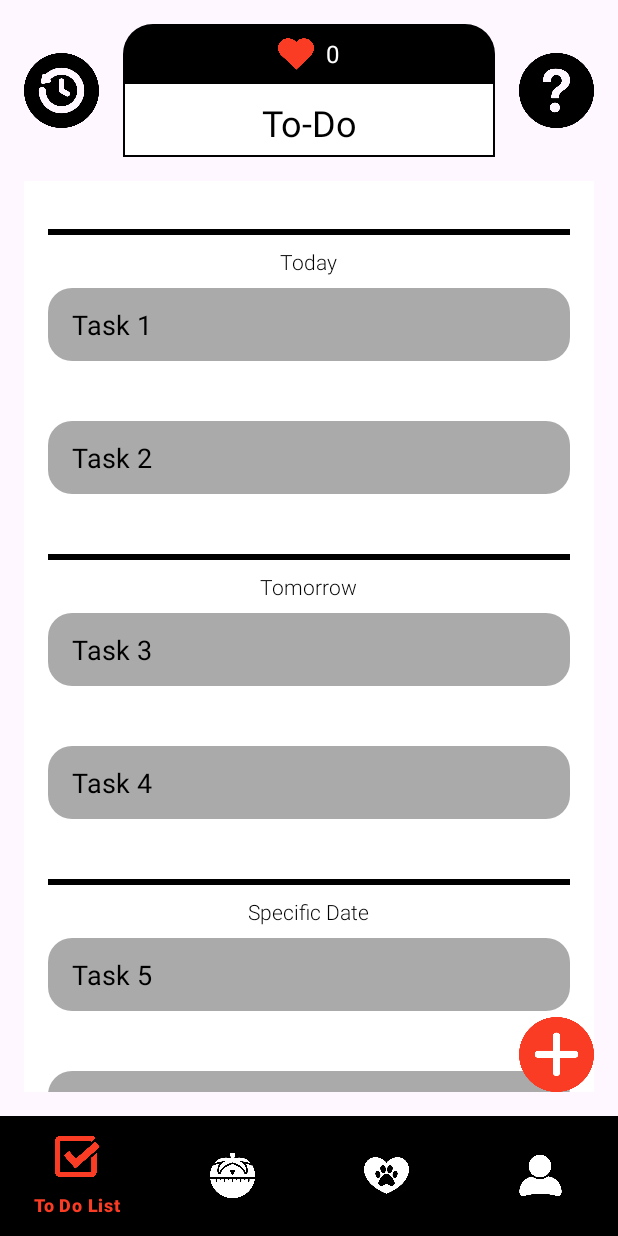
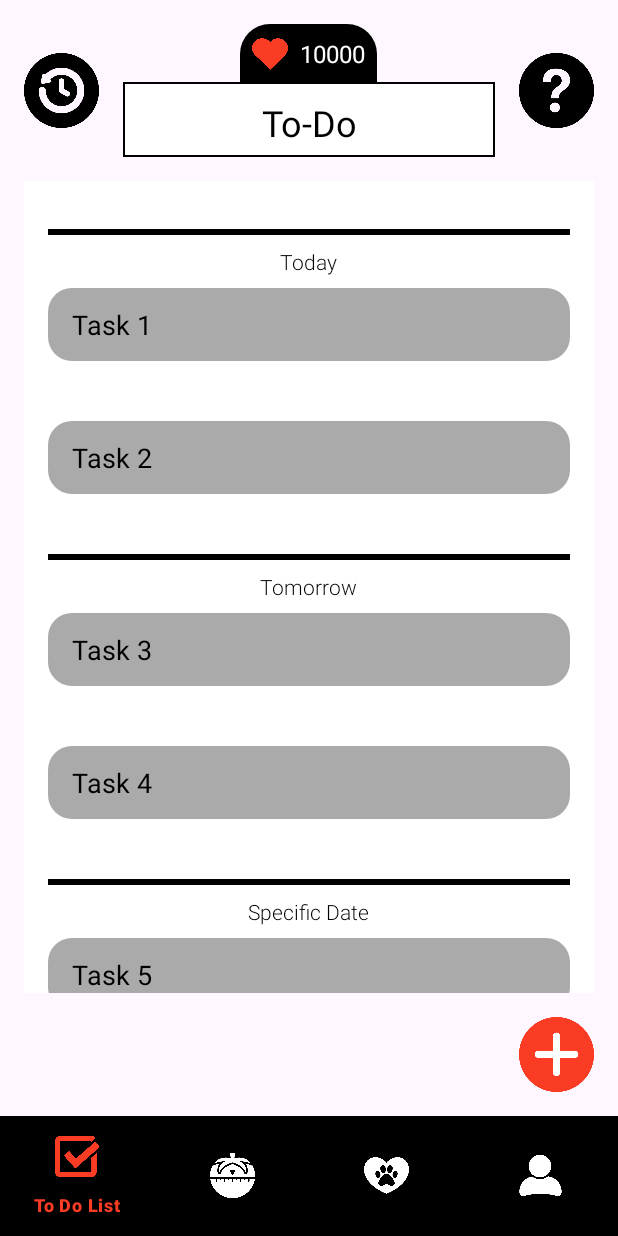
Before and after one commit to Zikamirichi/To-Dororo, an Android app: the screen it shows after launch (MainActivity), on a phone screen of 412 x 824 dp. Run offline under Robolectric (Android 15) with nearby library versions, the phone set to English and light mode, and no system bars; Roboto replaces fonts that are not available here.

Commit message:
To-Do list page header updated

```diff
--- a/app/src/main/res/layout/fragment_to_do_list.xml
+++ b/app/src/main/res/layout/fragment_to_do_list.xml
@@ -1,5 +1,7 @@
 <?xml version="1.0" encoding="utf-8"?>
-<RelativeLayout xmlns:android="http://schemas.android.com/apk/res/android"
+<androidx.constraintlayout.widget.ConstraintLayout
+    xmlns:android="http://schemas.android.com/apk/res/android"
+    xmlns:app="http://schemas.android.com/apk/res-auto"
     xmlns:tools="http://schemas.android.com/tools"
     android:layout_width="match_parent"
     android:layout_height="match_parent"
@@ -8,10 +10,13 @@
     <!-- Container for main content -->
     <LinearLayout
         android:id="@+id/content_container"
-        android:layout_width="match_parent"
+        android:layout_width="0dp"
         android:layout_height="wrap_content"
         android:orientation="vertical"
-        android:padding="16dp">
+        android:padding="16dp"
+        app:layout_constraintTop_toTopOf="parent"
+        app:layout_constraintStart_toStartOf="parent"
+        app:layout_constraintEnd_toEndOf="parent">
 
         <!-- Content of your ToDo list -->
         <LinearLayout
@@ -37,13 +42,12 @@
                 android:layout_width="0dp"
                 android:layout_height="wrap_content"
                 android:layout_weight="1"
-                android:layout_gravity="center_vertical"
                 android:orientation="vertical"
                 android:gravity="center_horizontal">
 
                 <!-- Black box with heart icon and count -->
                 <LinearLayout
-                    android:layout_width="match_parent"
+                    android:layout_width="wrap_content"
                     android:layout_height="wrap_content"
                     android:orientation="horizontal"
                     android:background="@drawable/rounded_black_background"
@@ -63,25 +67,29 @@
                         android:id="@+id/heart_count"
                         android:layout_width="wrap_content"
                         android:layout_height="wrap_content"
-                        android:text="0"
+                        android:text="10000"
                         android:textSize="16sp"
                         android:textColor="@android:color/white"
                         android:layout_marginStart="8dp" />
                 </LinearLayout>
 
                 <!-- Main box with title -->
-                <FrameLayout
+                <LinearLayout
                     android:layout_width="match_parent"
                     android:layout_height="50dp"
                     android:padding="1dp"
-                    android:background="@drawable/rounded_white_background">
+                    android:background="@drawable/rounded_white_background"
+                    android:orientation="vertical"
+                    android:gravity="center">
 
-                    <FrameLayout
+                    <LinearLayout
                         android:layout_width="match_parent"
                         android:layout_height="match_parent"
                         android:layout_margin="1dp"
                         android:background="@android:color/white"
-                        android:padding="8dp">
+                        android:padding="8dp"
+                        android:orientation="vertical"
+                        android:gravity="center">
 
                         <TextView
                             android:layout_width="match_parent"
@@ -91,8 +99,8 @@
                             android:fontFamily="sans-serif"
                             android:gravity="center"
                             android:textColor="@android:color/black" />
-                    </FrameLayout>
-                </FrameLayout>
+                    </LinearLayout>
+                </LinearLayout>
             </LinearLayout>
 
             <!-- Right part: Help icon -->
@@ -112,17 +120,20 @@
     <!-- RecyclerView for ToDo items -->
     <androidx.recyclerview.widget.RecyclerView
         android:id="@+id/recycler_view_todo"
-        android:layout_width="match_parent"
-        android:layout_height="wrap_content"
-        android:layout_below="@id/content_container"
+        android:layout_width="0dp"
+        android:layout_height="0dp"
         android:layout_marginStart="16dp"
         android:layout_marginEnd="16dp"
         android:layout_marginBottom="16dp"
-    android:background="@android:color/white"
-    android:clipToPadding="false"
-    android:paddingTop="8dp"
-    android:paddingBottom="16dp"
-    android:overScrollMode="always" />
+        android:background="@android:color/white"
+        android:clipToPadding="false"
+        android:paddingTop="8dp"
+        android:paddingBottom="16dp"
+        android:overScrollMode="always"
+        app:layout_constraintTop_toBottomOf="@id/content_container"
+        app:layout_constraintBottom_toTopOf="@id/create_button"
+        app:layout_constraintStart_toStartOf="parent"
+        app:layout_constraintEnd_toEndOf="parent" />
 
     <!-- Create button at bottom right -->
     <ImageButton
@@ -131,11 +142,11 @@
         android:layout_height="50dp"
         android:src="@drawable/create"
         android:background="@android:color/transparent"
-        android:layout_alignParentBottom="true"
-        android:layout_alignParentEnd="true"
         android:layout_margin="16dp"
         android:contentDescription="Create Button"
         android:onClick="onCreateButtonClick"
-        android:scaleType="fitCenter" />
+        android:scaleType="fitCenter"
+        app:layout_constraintBottom_toBottomOf="parent"
+        app:layout_constraintEnd_toEndOf="parent" />
 
-</RelativeLayout>
+</androidx.constraintlayout.widget.ConstraintLayout>
```
